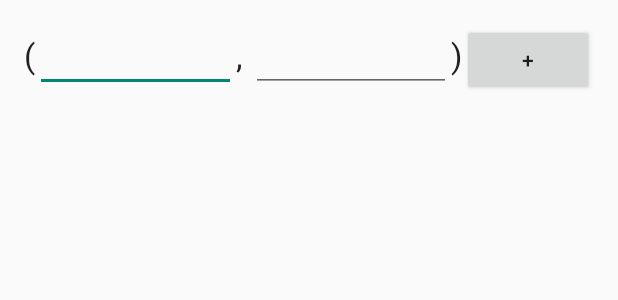
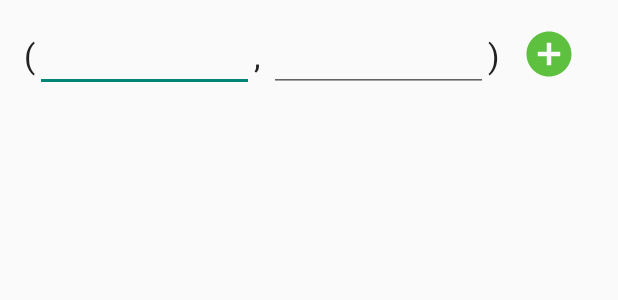
Before and after one commit to kellenlask/Stats, an Android app: the layout fragment_data.xml on its own in the app's theme, with its tools: preview values and no code run, on a phone screen of 412 x 824 dp. Shown: the top 300 px of the screen. Run offline under Robolectric (Android 15) with nearby library versions, the phone set to English and light mode, and no system bars.

Commit message:
Bug Fixes Galore
Finally got around to fixing the shake detection to work properly with
the Fragment Manager. The Fragment Manager has been removed from
MainActivity into a new class. Cleaned up various UI aspects such as
ugly vanilla buttons and ActionBar titles now match the displayed
fragment.

Up next, working on:
- Generalized equation input and solving for user-created equations

```diff
--- /dev/null
+++ b/app/src/main/res/drawable/plus_icon.xml
@@ -0,0 +1,9 @@
+<vector xmlns:android="http://schemas.android.com/apk/res/android"
+        android:width="48dp"
+        android:height="48dp"
+        android:viewportWidth="32.0"
+        android:viewportHeight="32.0">
+    <path
+        android:fillColor="#FF5DC03F"
+        android:pathData="M12,2C6.48,2 2,6.48 2,12s4.48,10 10,10 10,-4.48 10,-10S17.52,2 12,2zm5,11h-4v4h-2v-4H7v-2h4V7h2v4h4v2z"/>
+</vector>
--- a/app/src/main/res/layout/fragment_data.xml
+++ b/app/src/main/res/layout/fragment_data.xml
@@ -12,18 +12,20 @@
         android:layout_width="wrap_content"
         android:layout_height="wrap_content"
         android:id="@+id/enteredValues"
+
         android:layout_centerHorizontal="true"
-        android:layout_below="@+id/tableLayout"/>
+        android:layout_below="@+id/tableLayout"
+        android:smoothScrollbar="true"/>
 
     <TableLayout
         android:layout_width="match_parent"
         android:layout_height="wrap_content"
-        android:layout_centerHorizontal="true"
         android:id="@+id/tableLayout">
 
         <TableRow
             android:layout_width="match_parent"
-            android:layout_height="match_parent">
+            android:layout_height="match_parent"
+            android:layout_gravity="center">
 
             <TextView
                 android:layout_width="wrap_content"
@@ -66,11 +68,18 @@
                 android:text=")"
                 android:id="@+id/textView3"/>
 
-            <Button
-                android:layout_width="wrap_content"
+            <ImageButton
+                android:src="@drawable/plus_icon"
+                android:layout_width="match_parent"
                 android:layout_height="wrap_content"
-                android:text="+"
-                android:id="@+id/addButton"/>
+                android:scaleType="fitEnd"
+                android:id="@+id/addButton"
+                android:background="#00000000"
+                android:adjustViewBounds="true"
+                android:contentDescription="@string/plus"
+                android:layout_gravity="center"
+                android:paddingLeft="15dp"
+                android:paddingTop="2dp"/>
         </TableRow>
 
     </TableLayout>
--- a/app/src/main/res/values/styles.xml
+++ b/app/src/main/res/values/styles.xml
@@ -2,7 +2,7 @@
 
     <!-- Base application theme. -->
     <style name="AppTheme" parent="Theme.AppCompat.Light.DarkActionBar">
-        <!-- Customize your theme here. -->
+
     </style>
 
 </resources>
```
Also changed, not shown: app/build.gradle (+4 -3 lines), app/src/main/java/com/kellen/stats/Calculators.java (+29 -23 lines), app/src/main/java/com/kellen/stats/DataFragment.java (+21 -19 lines), app/src/main/java/com/kellen/stats/MainActivity.java (+57 -47 lines), app/src/main/java/com/kellen/stats/SectionsPagerAdapter.java (added, +71 -0 lines), app/src/main/java/com/kellen/stats/StatisticalMethods.java (+11 -3 lines), app/src/main/java/com/kellen/stats/Summary.java (+22 -15 lines), app/src/main/res/layout/fragment_calculators.xml (+1 -12 lines), app/src/main/res/layout/fragment_summary.xml (+2 -16 lines), app/src/main/res/values/strings.xml (+4 -7 lines), 5 other files.
